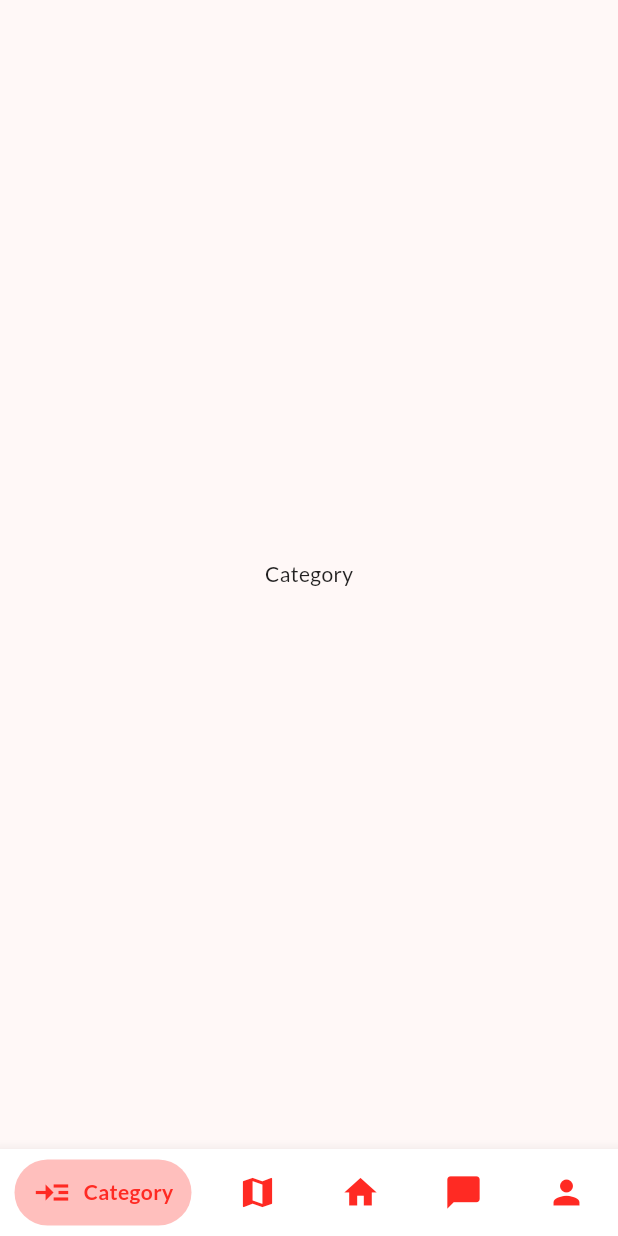
After one commit to Beck0797/StrawberryMarket, a Flutter app: the MainNavigationScreen screen opened directly, on a phone screen of 412 x 824 dp. The commit adds this screen. Run offline on Flutter 3.47's test engine with Material 2 defaults, Android fonts, the phone set to English and light mode, and no system bars; drawn by our look-alikes of stylish_bottom_bar; our stand-ins replace animate_do, fluttertoast, google_fonts.

Commit message:
implemented bottom navigation

```diff
--- a/lib/main.dart
+++ b/lib/main.dart
@@ -1,6 +1,6 @@
 import 'package:flutter/material.dart';
 import 'package:google_fonts/google_fonts.dart';
-import 'package:strawberry_market/screens/login_screen.dart';
+import 'package:strawberry_market/screens/login/login_screen.dart';
 import 'package:flutter/services.dart';
 
 final theme = ThemeData(
--- /dev/null
+++ b/lib/screens/home/main_navigation_screen.dart
@@ -0,0 +1,106 @@
+import 'package:flutter/material.dart';
+import 'package:stylish_bottom_bar/model/bar_items.dart';
+import 'package:stylish_bottom_bar/stylish_bottom_bar.dart';
+
+class MainNavigationScreen extends StatefulWidget {
+  const MainNavigationScreen({super.key});
+
+  @override
+  State<MainNavigationScreen> createState() => _MainNavigationScreen();
+}
+
+class _MainNavigationScreen extends State<MainNavigationScreen> {
+  PageController controller = PageController(initialPage: 0);
+  var selected = 0;
+
+  @override
+  void dispose() {
+    controller.dispose();
+    super.dispose();
+  }
+
+  @override
+  Widget build(BuildContext context) {
+    return Scaffold(
+      body: PageView(
+        controller: controller,
+        onPageChanged: (index) {
+          setState(() {
+            selected = index;
+          });
+        },
+        children: const [
+          Center(child: Text('Category')),
+          Center(child: Text('Nearby ')),
+          Center(child: Text('Home')),
+          Center(child: Text('Chat')),
+          Center(child: Text('Profile')),
+          // Home(),
+          // Add(),
+          // Profile(),
+        ],
+      ),
+      bottomNavigationBar: StylishBottomBar(
+        option: BubbleBarOptions(
+          // barStyle: BubbleBarStyle.vertical,
+          barStyle: BubbleBarStyle.horizotnal,
+          bubbleFillStyle: BubbleFillStyle.outlined,
+          // bubbleFillStyle: BubbleFillStyle.outlined,
+          opacity: 0.3,
+        ),
+        items: [
+          BottomBarItem(
+            icon: const Icon(Icons.menu),
+            title: const Text('Category'),
+            backgroundColor: const Color.fromARGB(255, 255, 42, 35),
+            borderColor: const Color.fromARGB(255, 255, 42, 35),
+
+            // selectedColor: Colors.pink,
+            selectedIcon: const Icon(Icons.read_more),
+            badge: const Text('1+'),
+            badgeColor: const Color.fromARGB(255, 255, 42, 35),
+            showBadge: false,
+          ),
+          BottomBarItem(
+            icon: const Icon(Icons.map),
+            title: const Text('Nearby'),
+            backgroundColor: const Color.fromARGB(255, 255, 42, 35),
+            borderColor: const Color.fromARGB(255, 255, 42, 35),
+          ),
+          BottomBarItem(
+            icon: const Icon(Icons.home),
+            title: const Text('Home'),
+            borderColor: const Color.fromARGB(255, 255, 42, 35),
+            backgroundColor: const Color.fromARGB(255, 255, 42, 35),
+          ),
+          BottomBarItem(
+            icon: const Icon(Icons.chat_bubble),
+            title: const Text('Chat'),
+            backgroundColor: const Color.fromARGB(255, 255, 42, 35),
+            borderColor: const Color.fromARGB(255, 255, 42, 35),
+          ),
+          BottomBarItem(
+            icon: const Icon(Icons.person),
+            title: const Text('Profile'),
+            backgroundColor: const Color.fromARGB(255, 255, 42, 35),
+            borderColor: const Color.fromARGB(255, 255, 42, 35),
+          ),
+        ],
+        // fabLocation: StylishBarFabLocation.end,
+        // hasNotch: true,
+        currentIndex: selected,
+        onTap: (index) {
+          setState(() {
+            selected = index;
+            controller.jumpToPage(index);
+          });
+        },
+      ),
+      // floatingActionButton: FloatingActionButton(
+      //   onPressed: () {},
+      //   child: const Icon(Icons.emoji_emotions),
+      // ),
+      // floatingActionButtonLocation: FloatingActionButtonLocation.endDocked,
+    );
+  }
+}
--- a/lib/screens/login_screen.dart
+++ b/lib/screens/login/login_screen.dart
@@ -2,17 +2,21 @@ import 'package:animate_do/animate_do.dart';
 import 'package:flutter/material.dart';
 import 'package:fluttertoast/fluttertoast.dart';
 import 'package:google_fonts/google_fonts.dart';
-import 'package:strawberry_market/screens/reset_password_screen.dart';
-import 'package:strawberry_market/screens/signup_screen.dart';
+import 'package:strawberry_market/screens/home/main_navigation_screen.dart';
+import 'package:strawberry_market/screens/login/reset_password_screen.dart';
+import 'package:strawberry_market/screens/login/signup_screen.dart';
 
 class LoginScreen extends StatelessWidget {
   LoginScreen({super.key});
 
   final _formKey = GlobalKey<FormState>();
 
-  void _login() {
+  void _login(context) {
     if (_formKey.currentState!.validate()) {
-      _showToast("Logging in...");
+      Navigator.pushAndRemoveUntil(
+          context,
+          MaterialPageRoute(builder: (context) => MainNavigationScreen()),
+          ModalRoute.withName("/Home"));
     }
   }
 
@@ -251,7 +255,9 @@ class LoginScreen extends StatelessWidget {
                                       padding: const EdgeInsets.all(16.0),
                                       textStyle: const TextStyle(fontSize: 20),
                                     ),
-                                    onPressed: _login,
+                                    onPressed: () {
+                                      _login(context);
+                                    },
                                     child: const Text('Sign In'),
                                   ),
                                 ),
--- a/lib/screens/new_password_screen.dart
+++ b/lib/screens/login/new_password_screen.dart
@@ -3,8 +3,8 @@ import 'package:flutter/material.dart';
 import 'package:flutter/services.dart';
 import 'package:fluttertoast/fluttertoast.dart';
 import 'package:google_fonts/google_fonts.dart';
-import 'package:strawberry_market/screens/login_screen.dart';
-import 'package:strawberry_market/screens/verify_screen.dart';
+import 'package:strawberry_market/screens/login/login_screen.dart';
+import 'package:strawberry_market/screens/login/verify_screen.dart';
 
 class NewPasswordScreen extends StatelessWidget {
   NewPasswordScreen({super.key});
--- a/lib/screens/reset_password_screen.dart
+++ b/lib/screens/login/reset_password_screen.dart
@@ -3,7 +3,7 @@ import 'package:flutter/material.dart';
 import 'package:flutter/services.dart';
 import 'package:fluttertoast/fluttertoast.dart';
 import 'package:google_fonts/google_fonts.dart';
-import 'package:strawberry_market/screens/verify_screen.dart';
+import 'package:strawberry_market/screens/login/verify_screen.dart';
 
 class ResetPasswordScreen extends StatelessWidget {
   ResetPasswordScreen({super.key});
--- a/lib/screens/verify_screen.dart
+++ b/lib/screens/login/verify_screen.dart
@@ -3,7 +3,7 @@ import 'package:flutter/material.dart';
 import 'package:flutter/services.dart';
 import 'package:fluttertoast/fluttertoast.dart';
 import 'package:google_fonts/google_fonts.dart';
-import 'package:strawberry_market/screens/new_password_screen.dart';
+import 'package:strawberry_market/screens/login/new_password_screen.dart';
 
 class VerifyScreen extends StatelessWidget {
   VerifyScreen({super.key});
--- a/pubspec.yaml
+++ b/pubspec.yaml
@@ -38,6 +38,7 @@ dependencies:
   google_fonts: ^6.1.0
   fluttertoast: ^8.2.2
   animate_do: ^3.1.2
+  stylish_bottom_bar: ^1.0.3
 
 dev_dependencies:
   flutter_test:
```
Also changed, not shown: lib/screens/login/signup_screen.dart (renamed from lib/screens/signup_screen.dart), pubspec.lock.
